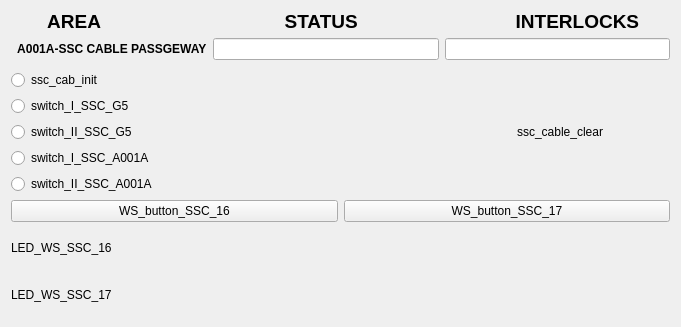
This is vcsDisplays/ssc_cable.ui in yannS2016/tlabsVCS as Qt 5 draws it before an edit. The edited form follows.
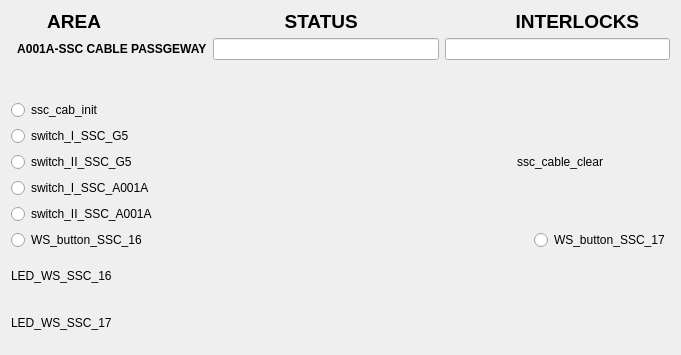
This is the edited form. Custom widgets are drawn as their Qt base class.

Diff of the .ui file:
```diff
--- a/vcsDisplays/ssc_cable.ui
+++ b/vcsDisplays/ssc_cable.ui
@@ -7,7 +7,7 @@
     <x>0</x>
     <y>0</y>
     <width>681</width>
-    <height>327</height>
+    <height>355</height>
    </rect>
   </property>
   <property name="windowTitle">
@@ -265,21 +265,15 @@
    <item>
     <layout class="QHBoxLayout" name="horizontalLayout_10">
      <item>
-      <widget class="QEPushButton" name="qepushbutton">
+      <widget class="QERadioButton" name="qeradiobutton_8">
        <property name="text">
         <string>WS_button_SSC_16</string>
        </property>
        <property name="variable" stdset="0">
         <string>VCS:WS-BUT-SSC-16</string>
        </property>
-       <property name="writeOnPress">
-        <bool>true</bool>
-       </property>
-       <property name="writeOnRelease">
-        <bool>true</bool>
-       </property>
-       <property name="writeOnClick">
-        <bool>false</bool>
+       <property name="format" stdset="0">
+        <enum>QERadioButton::LocalEnumeration</enum>
        </property>
        <property name="pressText">
         <string>0</string>
@@ -290,21 +284,28 @@
       </widget>
      </item>
      <item>
-      <widget class="QEPushButton" name="qepushbutton_2">
+      <spacer name="horizontalSpacer_2">
+       <property name="orientation">
+        <enum>Qt::Horizontal</enum>
+       </property>
+       <property name="sizeHint" stdset="0">
+        <size>
+         <width>40</width>
+         <height>20</height>
+        </size>
+       </property>
+      </spacer>
+     </item>
+     <item>
+      <widget class="QERadioButton" name="qeradiobutton_7">
        <property name="text">
         <string>WS_button_SSC_17</string>
        </property>
        <property name="variable" stdset="0">
         <string>VCS:WS-BUT-SSC-17</string>
        </property>
-       <property name="writeOnPress">
-        <bool>true</bool>
-       </property>
-       <property name="writeOnRelease">
-        <bool>true</bool>
-       </property>
-       <property name="writeOnClick">
-        <bool>false</bool>
+       <property name="format" stdset="0">
+        <enum>QERadioButton::LocalEnumeration</enum>
        </property>
        <property name="pressText">
         <string>0</string>
@@ -432,11 +433,6 @@
    <extends>QLineEdit</extends>
    <header>QELineEdit.h</header>
   </customwidget>
-  <customwidget>
-   <class>QEPushButton</class>
-   <extends>QPushButton</extends>
-   <header>QEPushButton.h</header>
-  </customwidget>
   <customwidget>
    <class>QERadioButton</class>
    <extends>QRadioButton</extends>
```
Left out of the diff: 6 changed lines with no effect on the pictures.
